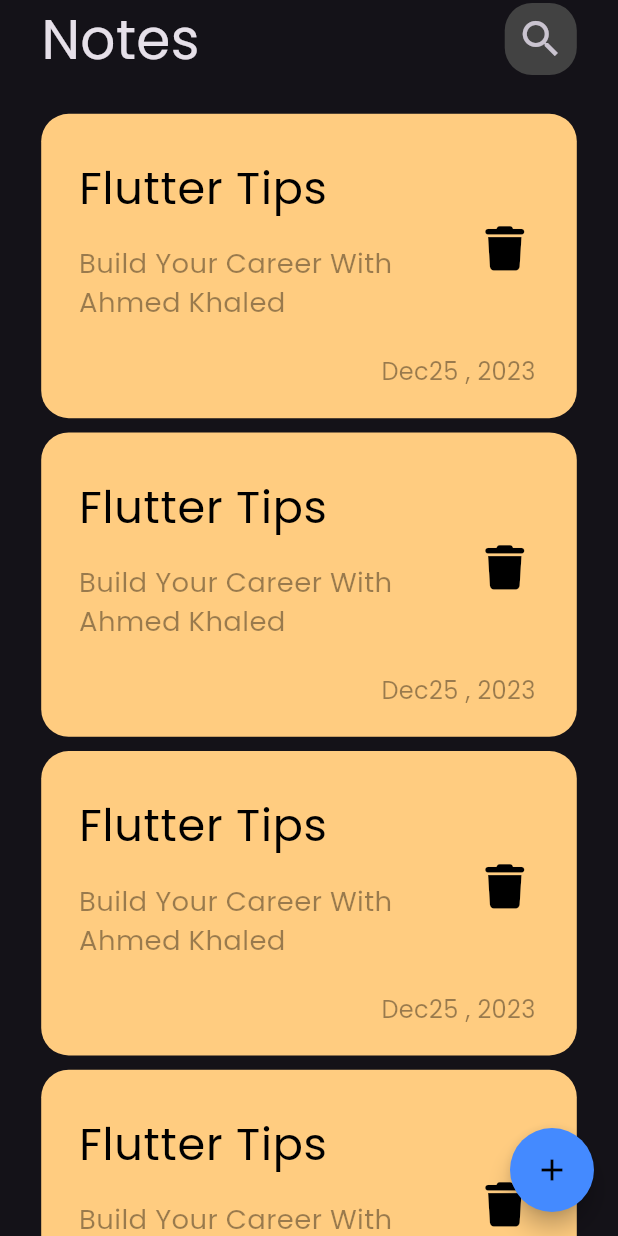
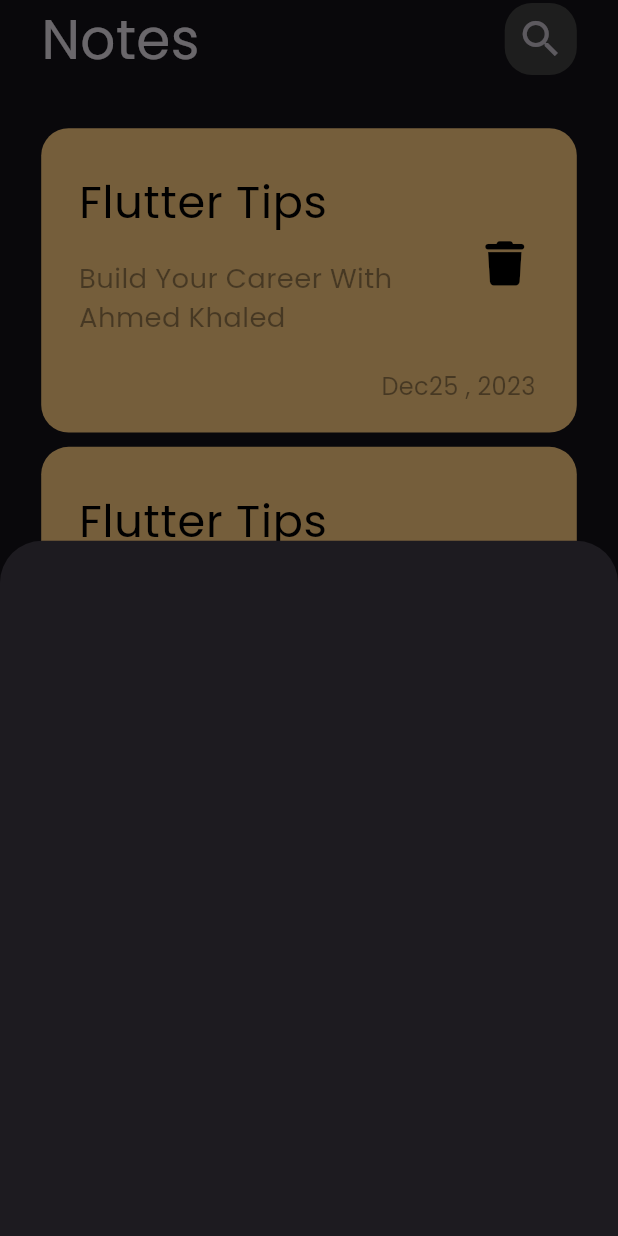
Before and after one commit to AhmedKhaled8907/notes-app, a Flutter app: the screen it shows after launch, after a tap on the "add" icon, on a phone screen of 412 x 824 dp. Run offline on Flutter 3.47's test engine with Material 3 defaults, Android fonts, the phone set to English and light mode, and no system bars; our stand-ins replace flutter_screenutil, font_awesome_flutter.

Commit message:
create note bottom sheet

```diff
--- a/lib/views/notes_views.dart
+++ b/lib/views/notes_views.dart
@@ -1,4 +1,5 @@
 import 'package:flutter/material.dart';
+import 'package:notes_app/views/widgets/add_note_bottom_sheet.dart';
 import 'package:notes_app/views/widgets/notes_views_body.dart';
 
 class NotesView extends StatelessWidget {
@@ -10,7 +11,12 @@ class NotesView extends StatelessWidget {
       floatingActionButton: FloatingActionButton(
         backgroundColor: Colors.blueAccent,
         shape: const CircleBorder(),
-        onPressed: () {},
+        onPressed: () {
+          showModalBottomSheet(
+            context: context,
+            builder: (context) => const AddNoteBottomSheet(),
+          );
+        },
         child: const Icon(
           Icons.add,
           color: Colors.black,
--- /dev/null
+++ b/lib/views/widgets/add_note_bottom_sheet.dart
@@ -0,0 +1,14 @@
+import 'package:flutter/material.dart';
+
+class AddNoteBottomSheet extends StatelessWidget {
+  const AddNoteBottomSheet({
+    super.key,
+  });
+
+
+
+  @override
+  Widget build(BuildContext context) {
+    return Container();
+  }
+}
--- a/lib/views/widgets/notes_list_view.dart
+++ b/lib/views/widgets/notes_list_view.dart
@@ -8,8 +8,11 @@ class NoteListView extends StatelessWidget {
   @override
   Widget build(BuildContext context) {
     return Expanded(
+      child: Padding(
+        padding: EdgeInsets.symmetric(vertical: 8.h),
         child: ListView.builder(
-        itemCount: 4,
+          padding: EdgeInsets.zero,
+          itemCount: 10,
           itemBuilder: (BuildContext context, int index) {
             return Padding(
               padding: EdgeInsets.symmetric(vertical: 4.h),
@@ -17,6 +20,7 @@ class NoteListView extends StatelessWidget {
             );
           },
         ),
+      ),
     );
   }
 }
```
Lines whose indentation alone changed are shown as unchanged.
